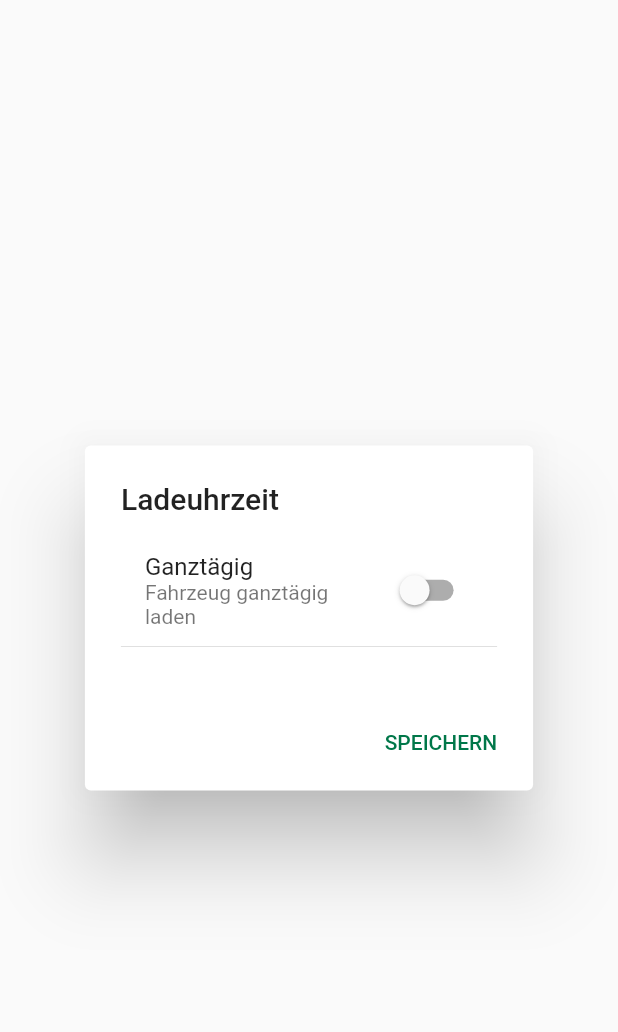
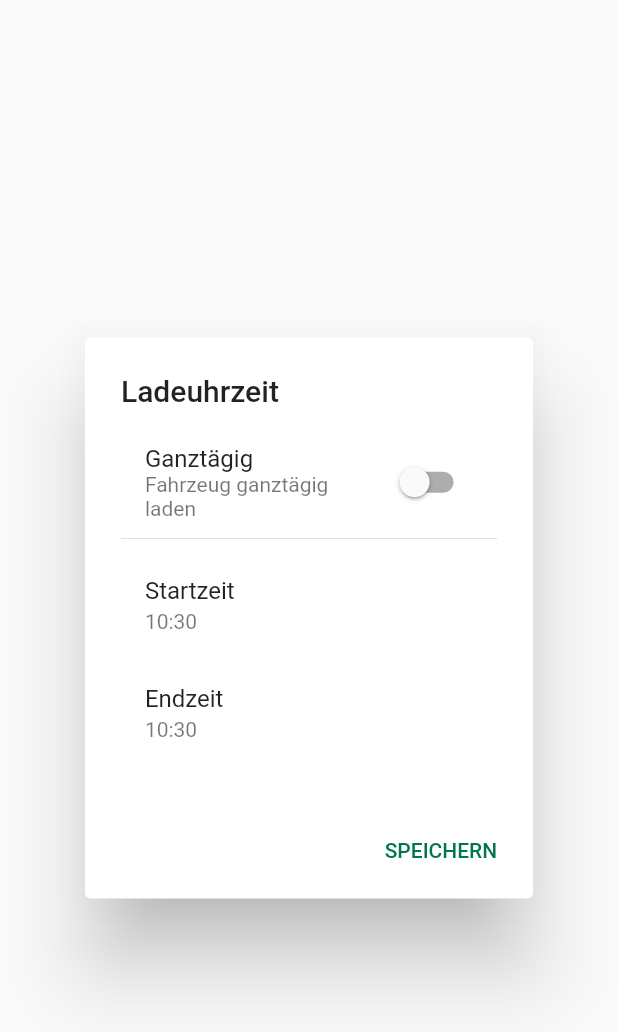
Before and after one commit to fabianleibinger/IntelligentInfrastructureMobileApp, a Flutter app: the ChargeTimeDialog widget shown alone on an empty page, opened directly, on a phone screen of 412 x 824 dp. Shown: the top 1032 px of the screen. Run offline on Flutter 3.47's test engine with Material 2 defaults, Android fonts, the phone set to English and light mode, and no system bars; our stand-ins replace flutter_bloc, rxdart, shared_preferences, sqflite; missing offline and left inert: dart:js, wifi; accounts and stored records are empty; generated files the repository leaves out were written again.

Commit message:
added select time tiles to chargetimedialog.dart

```diff
--- a/app/parkingapp/lib/dialogs/chargetimedialog.dart
+++ b/app/parkingapp/lib/dialogs/chargetimedialog.dart
@@ -12,18 +12,32 @@ class ChargeTimeDialog extends StatefulWidget {
 class _ChargeTimeDialogState extends State<ChargeTimeDialog> {
   bool _chargeAllDay;
 
+  TimeOfDay _chargeTimeBegin;
+  TimeOfDay _chargeTimeEnd;
+  TimeOfDay _picked;
+
   //sets the initial values
   @override
   void initState() {
-    // TODO: implement initState
+    //TODO implement
     super.initState();
     _chargeAllDay = false;
+    _chargeTimeBegin = TimeOfDay.now();
+    _chargeTimeEnd = TimeOfDay.now();
   }
 
   //switches current vehicles value and listTile value
   void _setSwitchListTileValue(bool value) {
     setState(() {
       _chargeAllDay = value;
+    });
+  }
+
+  void _selectTime(BuildContext context, TimeOfDay time) async {
+    _picked =
+        await showTimePicker(context: context, initialTime: _chargeTimeBegin);
+    setState(() {
+      time = _picked;
     });
   }
 
@@ -50,7 +64,18 @@ class _ChargeTimeDialogState extends State<ChargeTimeDialog> {
               _setSwitchListTileValue(value);
             }),
         Divider(),
-
+        ListTile(
+            title: Text('Startzeit'),
+            subtitle: Text(_chargeTimeBegin.format(context)),
+            onTap: () {
+              _selectTime(context, _chargeTimeBegin);
+            }),
+        ListTile(
+            title: Text('Endzeit'),
+            subtitle: Text(_chargeTimeEnd.format(context)),
+            onTap: () {
+              _selectTime(context, _chargeTimeEnd);
+            })
       ],
     );
   }
--- a/app/parkingapp/lib/dialogs/chargingproviderdialog.dart
+++ b/app/parkingapp/lib/dialogs/chargingproviderdialog.dart
@@ -27,8 +27,8 @@ class _ChargingProviderDialogState extends State<ChargingProviderDialog> {
 
   //saves the selected tile and changes vehicles value
   void _setSelectedRadioTile(ChargingProvider value) {
+    _setChargingProvider(vehicle, value);
     setState(() {
-      _setChargingProvider(vehicle, value);
       _selectedRadioTile = value;
     });
   }
--- a/app/parkingapp/lib/ui/mainpage/mainpage.dart
+++ b/app/parkingapp/lib/ui/mainpage/mainpage.dart
@@ -82,7 +82,7 @@ class _MainPageState extends State<MainPage> {
             floatingActionButton: FloatingActionButton.extended(
               onPressed: () {
                 showDialog(context: context, builder: (context) {
-                  return ChargingProviderDialog();
+                  return ChargeTimeDialog();
                 });
                 //DatabaseProvider.db.clear();
               },
```
Also changed, not shown: app/parkingapp/lib/dialogs/parkpreferencesdialog.dart (+4 -4 lines).
